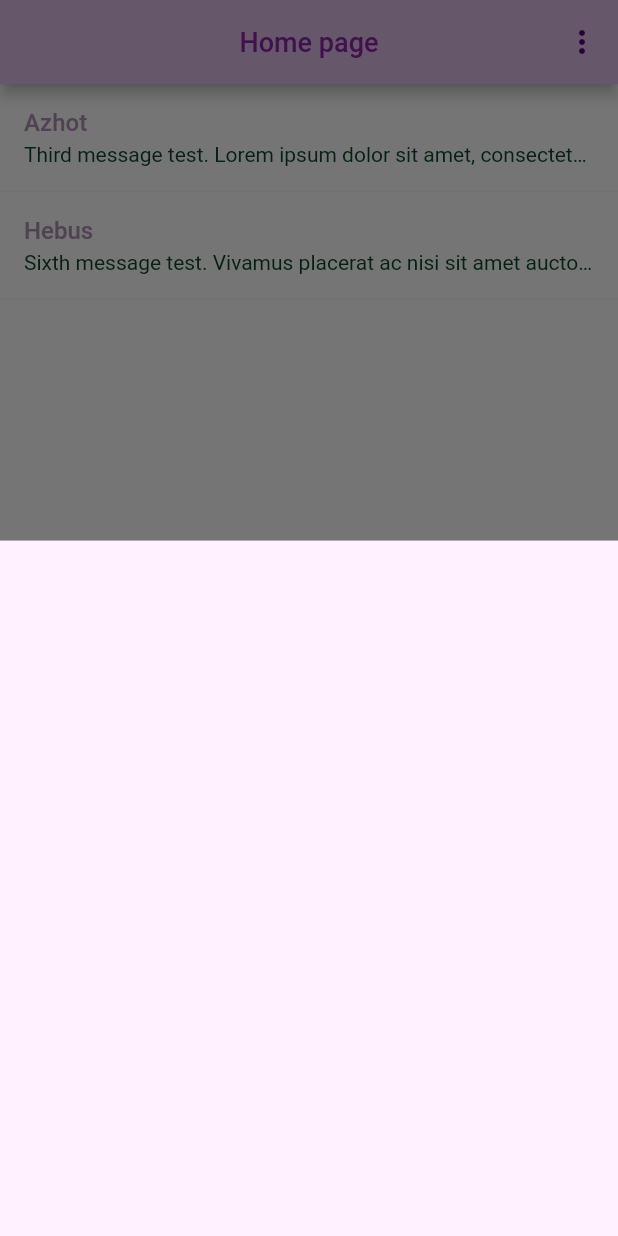
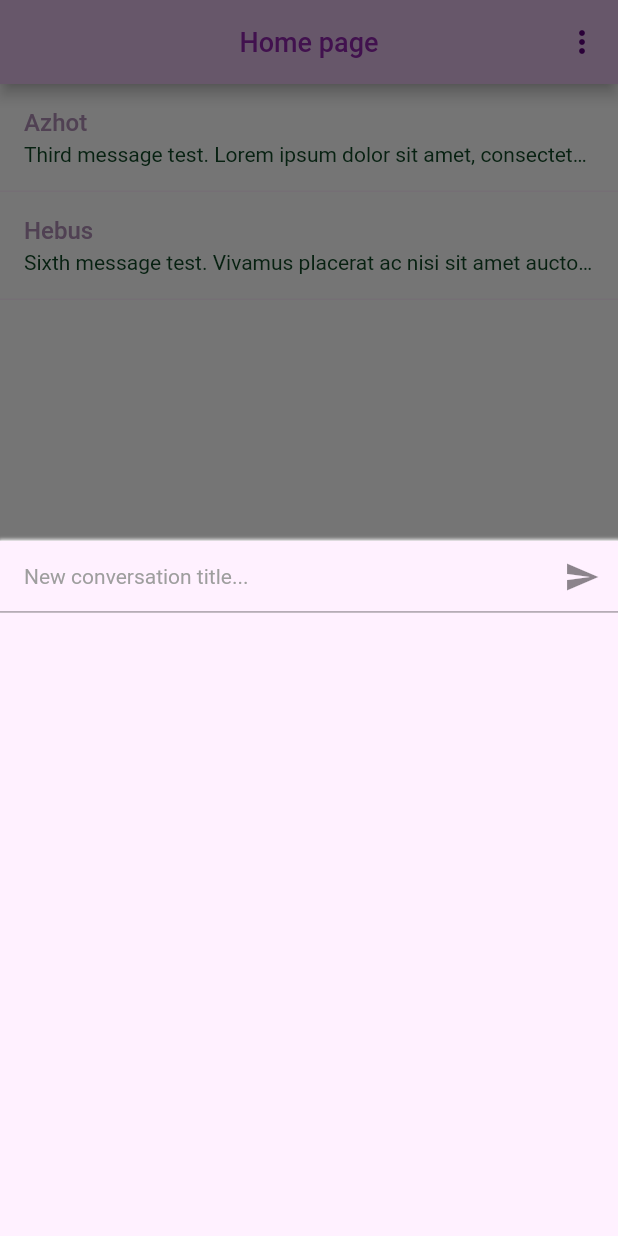
Before and after one commit to Azhot/messages, a Flutter app: the screen it shows once a user with an empty profile is signed in, after a tap on the "add comment" icon, on a phone screen of 412 x 824 dp. Run offline on Flutter 3.47's test engine with Material 2 defaults, Android fonts, the phone set to English and light mode, and no system bars; our stand-ins replace cloud_firestore, firebase_auth, firebase_core, flutter_spinkit, get_it, google_fonts and 1 more; accounts and stored records are empty.

Commit message:
Added textfield to modal bottom sheet

```diff
--- a/lib/screen/conversation_list/conversation_list_page.dart
+++ b/lib/screen/conversation_list/conversation_list_page.dart
@@ -3,6 +3,7 @@ import 'package:messages/dependency_injection/injection.dart';
 import 'package:messages/model/conversation.dart';
 import 'package:messages/model/user.dart';
 import 'package:messages/screen/conversation_list/conversation_viewholder.dart';
+import 'package:messages/shared/styles.dart';
 import 'package:messages/shared/widget/app_bar.dart';
 import 'package:messages/service/dummy_data_provider.dart';
 import 'package:flutter/material.dart';
@@ -55,9 +56,50 @@ class ConversationListPage extends StatelessWidget {
         onPressed: () => {
           showModalBottomSheet(
             context: context,
-            builder: (context) => usersStreamBuilder(context),
+            builder: (context) => modalBottomSheet(context),
           )
         },
+      );
+
+  Widget modalBottomSheet(BuildContext context) => Column(
+        children: [
+          conversationTitle(),
+          Expanded(child: usersStreamBuilder(context)),
+        ],
+      );
+
+  Widget conversationTitle() => Theme(
+        data: ThemeData().copyWith(
+          scaffoldBackgroundColor: Colors.white,
+          colorScheme: ThemeData()
+              .colorScheme
+              .copyWith(primary: Constants.secondaryLightColor),
+        ),
+        child: Container(
+          decoration: BoxDecoration(
+            color: Constants.primaryLightColor,
+            boxShadow: [
+              BoxShadow(
+                color: Colors.grey.shade300,
+                spreadRadius: 1,
+                blurRadius: 1,
+                offset: Offset.fromDirection(-1, 0),
+              ),
+            ],
+          ),
+          child: TextField(
+            style: Styles.basicTextStyle(),
+            decoration: InputDecoration(
+              contentPadding: const EdgeInsets.all(16),
+              hintText: Strings.newConversationTitle,
+              hintStyle: Styles.hintTextStyle(),
+              suffixIcon: IconButton(
+                icon: const Icon(Icons.send),
+                onPressed: () => {},
+              ),
+            ),
+          ),
+        ),
       );
 
   StreamBuilder<QuerySnapshot> usersStreamBuilder(BuildContext context) =>
--- a/lib/shared/strings.dart
+++ b/lib/shared/strings.dart
@@ -18,4 +18,5 @@ abstract class Strings {
   static const errorInvalidCredentials =
       'Could not sign in with those credentials';
   static const writeAMessage = "Write a message...";
+  static const newConversationTitle = "New conversation title...";
 }
```
